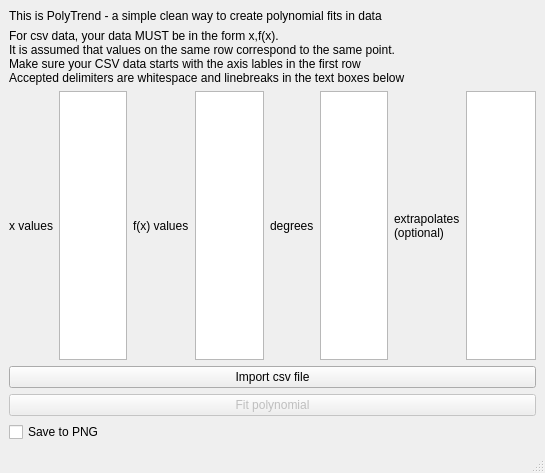
This is view/gui.ui in asiimwemmanuel/polytrend as Qt 5 draws it before an edit. The edited form follows.
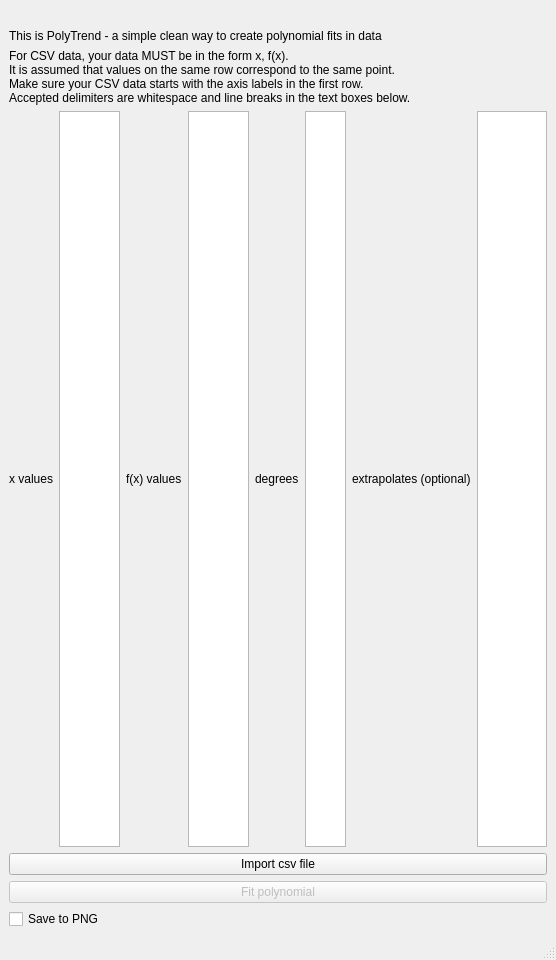
This is the edited form. Icons and pictures are not drawn.

Commit message: so that my desktop branch is consistent in creation process

```diff
--- a/view/gui.ui
+++ b/view/gui.ui
@@ -7,7 +7,7 @@
 				<x>0</x>
 				<y>0</y>
 				<width>545</width>
-				<height>473</height>
+				<height>960</height>
 			</rect>
 		</property>
 		<property name="windowTitle">
@@ -15,6 +15,28 @@
 		</property>
 		<widget class="QWidget" name="centralwidget">
 			<layout class="QVBoxLayout" name="verticalLayout">
+				<item>
+					<widget class="QLabel" name="app_logo">
+						<property name="maximumSize">
+							<size>
+								<width>500</width>
+								<height>500</height>
+							</size>
+						</property>
+						<property name="frameShape">
+							<enum>QFrame::NoFrame</enum>
+						</property>
+						<property name="pixmap">
+							<pixmap>../assets/logo.png</pixmap>
+						</property>
+						<property name="scaledContents">
+							<bool>true</bool>
+						</property>
+						<property name="alignment">
+							<set>Qt::AlignHCenter</set>
+						</property>
+					</widget>
+				</item>
 				<item>
 					<widget class="QLabel" name="heading">
 						<property name="text">
@@ -24,69 +46,44 @@
 				</item>
 				<item>
 					<widget class="QLabel" name="intro">
+						<property name="frameShape">
+							<enum>QFrame::NoFrame</enum>
+						</property>
 						<property name="text">
-							<string>For csv data, your data MUST be in the form x,f(x).
+							<string>For CSV data, your data MUST be in the form x, f(x).
 It is assumed that values on the same row correspond to the same point.
-Make sure your CSV data starts with the axis lables in the first row
-Accepted delimiters are whitespace and linebreaks in the text boxes below</string>
+Make sure your CSV data starts with the axis labels in the first row.
+Accepted delimiters are whitespace and line breaks in the text boxes below.</string>
 						</property>
 					</widget>
 				</item>
 				<item>
 					<layout class="QGridLayout" name="gridLayout">
-						<item row="0" column="5">
-							<widget class="QTextEdit" name="degree_box">
-								<property name="minimumSize">
-									<size>
-										<width>41</width>
-										<height>121</height>
-									</size>
-								</property>
-							</widget>
-						</item>
-						<item row="0" column="7">
-							<widget class="QTextEdit" name="extrap_box"/>
-						</item>
-						<item row="0" column="6">
-							<widget class="QLabel" name="label_6">
-								<property name="text">
-									<string>extrapolates
-(optional)</string>
-								</property>
-							</widget>
-						</item>
-						<item row="0" column="4">
-							<widget class="QLabel" name="label_5">
-								<property name="text">
-									<string>degrees</string>
-								</property>
-							</widget>
-						</item>
-						<item row="0" column="2">
-							<widget class="QLabel" name="label_4">
-								<property name="text">
-									<string>f(x) values</string>
-								</property>
-							</widget>
-						</item>
 						<item row="0" column="1">
-							<widget class="QPlainTextEdit" name="x_box">
-								<property name="minimumSize">
-									<size>
-										<width>61</width>
-										<height>121</height>
-									</size>
-								</property>
-							</widget>
-						</item>
-						<item row="0" column="0">
 							<widget class="QLabel" name="label_3">
 								<property name="text">
 									<string>x values</string>
 								</property>
 							</widget>
 						</item>
+						<item row="0" column="2">
+							<widget class="QPlainTextEdit" name="x_box">
+								<property name="minimumSize">
+									<size>
+										<width>61</width>
+										<height>121</height>
+									</size>
+								</property>
+							</widget>
+						</item>
 						<item row="0" column="3">
+							<widget class="QLabel" name="label_4">
+								<property name="text">
+									<string>f(x) values</string>
+								</property>
+							</widget>
+						</item>
+						<item row="0" column="4">
 							<widget class="QPlainTextEdit" name="y_box">
 								<property name="minimumSize">
 									<size>
@@ -96,6 +93,33 @@
 								</property>
 							</widget>
 						</item>
+						<item row="0" column="5">
+							<widget class="QLabel" name="label_5">
+								<property name="text">
+									<string>degrees</string>
+								</property>
+							</widget>
+						</item>
+						<item row="0" column="6">
+							<widget class="QTextEdit" name="degree_box">
+								<property name="minimumSize">
+									<size>
+										<width>41</width>
+										<height>121</height>
+									</size>
+								</property>
+							</widget>
+						</item>
+						<item row="0" column="7">
+							<widget class="QLabel" name="label_6">
+								<property name="text">
+									<string>extrapolates (optional)</string>
+								</property>
+							</widget>
+						</item>
+						<item row="0" column="8">
+							<widget class="QTextEdit" name="extrap_box"/>
+						</item>
 					</layout>
 				</item>
 				<item>
```
The commit also changes 2 other files.
